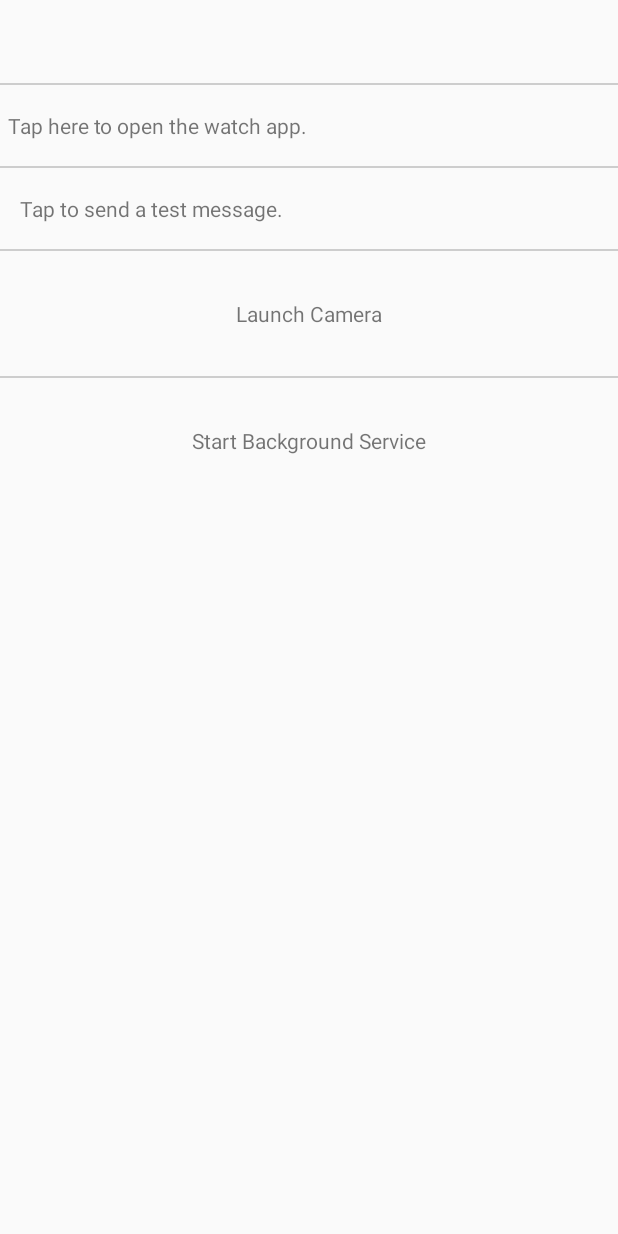
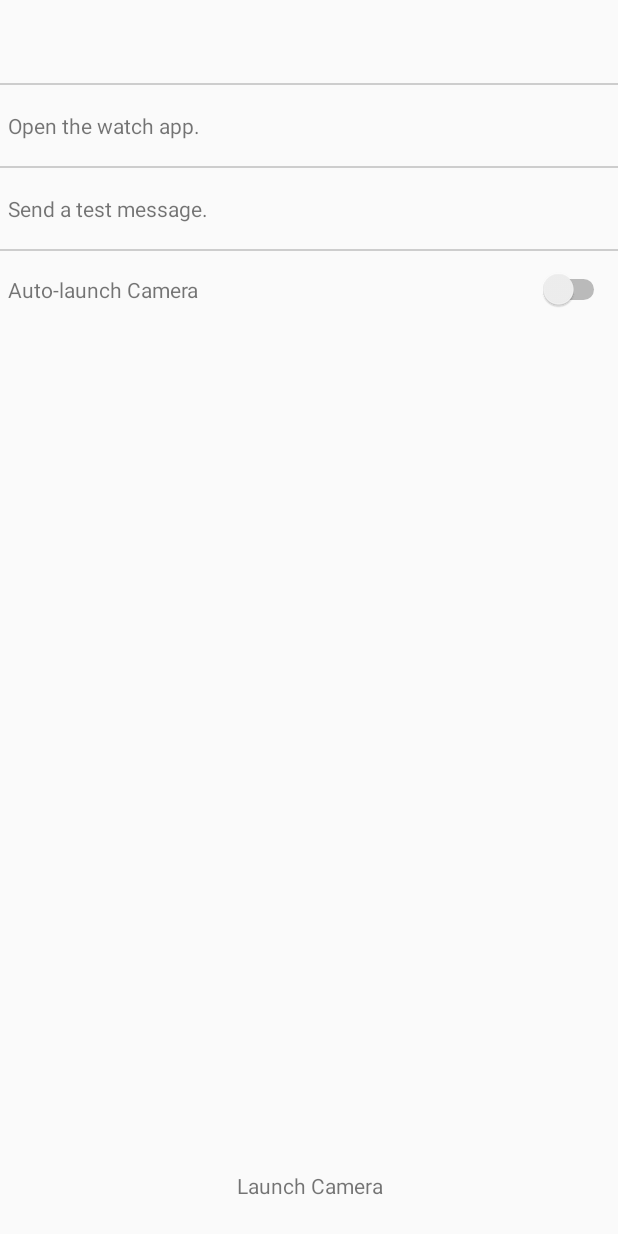
Before and after one commit to Caleb-Seely/GarminRemoteV2, an Android app: the DeviceActivity screen opened directly, with no data from a screen before it, on a phone screen of 412 x 824 dp. Run offline under Robolectric (Android 15) with nearby library versions, the phone set to English and light mode, and no system bars; 8 statements that could not run were skipped.

Commit message:
Layout update
Added camera auto launch preference

```diff
--- a/Comm Android/app/src/main/java/com/garmin/android/apps/camera/click/comm/activities/DeviceActivity.kt
+++ b/Comm Android/app/src/main/java/com/garmin/android/apps/camera/click/comm/activities/DeviceActivity.kt
@@ -9,6 +9,7 @@ import android.app.Activity
 import android.app.AlertDialog
 import android.content.Context
 import android.content.Intent
+import android.content.SharedPreferences
 import android.content.pm.PackageManager
 import android.os.Build
 import android.os.Bundle
@@ -16,6 +17,7 @@ import android.os.Parcelable
 import android.util.Log
 import android.widget.TextView
 import android.widget.Toast
+import android.widget.Switch
 import androidx.core.app.ActivityCompat
 import androidx.core.content.ContextCompat
 import com.garmin.android.apps.camera.click.comm.R
@@ -33,6 +35,8 @@ private const val TAG = "DeviceActivity"
 private const val EXTRA_IQ_DEVICE = "IQDevice"
 private const val COMM_WATCH_ID = "a3421feed289106a538cb9547ab12095"
 private const val NOTIFICATION_PERMISSION_REQUEST_CODE = 123
+private const val PREFS_NAME = "CameraClickPrefs"
+private const val KEY_AUTO_LAUNCH_CAMERA = "auto_launch_camera"
 
 /**
  * Activity that handles communication with a specific Garmin device.
@@ -60,11 +64,13 @@ class DeviceActivity : Activity() {
     private var deviceStatusView: TextView? = null
     private var openAppButtonView: TextView? = null
     private var serviceToggleView: TextView? = null
+    private var autoLaunchSwitch: Switch? = null
     private var isServiceRunning = false
 
     private val connectIQ: ConnectIQ = ConnectIQ.getInstance()
     private lateinit var device: IQDevice
     private lateinit var myApp: IQApp
+    private lateinit var prefs: SharedPreferences
 
     private var appIsOpen = false
 
@@ -92,6 +98,8 @@ class DeviceActivity : Activity() {
         super.onCreate(savedInstanceState)
         setContentView(R.layout.activity_device)
 
+        prefs = getSharedPreferences(PREFS_NAME, Context.MODE_PRIVATE)
+
         device = intent.getParcelableExtra<Parcelable>(EXTRA_IQ_DEVICE) as IQDevice
         myApp = IQApp(COMM_WATCH_ID)
         appIsOpen = false
@@ -99,11 +107,17 @@ class DeviceActivity : Activity() {
         val deviceNameView = findViewById<TextView>(R.id.devicename)
         deviceStatusView = findViewById(R.id.devicestatus)
         openAppButtonView = findViewById(R.id.openapp)
-        serviceToggleView = findViewById(R.id.service_toggle)
+        autoLaunchSwitch = findViewById(R.id.auto_launch_switch)
 
         deviceNameView?.text = device.friendlyName
         deviceStatusView?.text = device.status?.name
         openAppButtonView?.setOnClickListener { openMyApp() }
+
+        // Initialize auto-launch switch state
+        autoLaunchSwitch?.isChecked = prefs.getBoolean(KEY_AUTO_LAUNCH_CAMERA, false)
+        autoLaunchSwitch?.setOnCheckedChangeListener { _, isChecked ->
+            prefs.edit().putBoolean(KEY_AUTO_LAUNCH_CAMERA, isChecked).apply()
+        }
 
         // Add click listener for the tap to send button
         findViewById<TextView>(R.id.taptosend)?.setOnClickListener {
@@ -301,6 +315,11 @@ class DeviceActivity : Activity() {
             connectIQ.sendMessage(device, myApp, message) { _, _, status ->
                 Log.d(TAG, "Message send status: ${status.name}")
                 Toast.makeText(this@DeviceActivity, status.name, Toast.LENGTH_SHORT).show()
+
+                // Auto-launch camera if enabled
+                if (prefs.getBoolean(KEY_AUTO_LAUNCH_CAMERA, false)) {
+                    CameraUtils.launchCamera(this@DeviceActivity)
+                }
             }
         } catch (e: InvalidStateException) {
             Log.e(TAG, "Error sending message", e)
--- a/Comm Android/app/src/main/res/layout/activity_device.xml
+++ b/Comm Android/app/src/main/res/layout/activity_device.xml
@@ -75,8 +75,6 @@ Individual device information and tests screen
         android:focusable="true"
         android:gravity="center_vertical"
         android:minHeight="43dp"
-        android:paddingStart="8dp"
-        android:paddingEnd="8dp"
         android:text="@string/tap_to_send"
         app:layout_constraintTop_toBottomOf="@id/dividerB" />
 
@@ -88,43 +86,38 @@ Individual device information and tests screen
         android:background="#cdcdcd"
         app:layout_constraintTop_toBottomOf="@id/taptosend" />
 
+    <!-- Auto Launch Camera Switch -->
+    <TextView
+        android:id="@+id/auto_launch_label"
+        android:layout_width="wrap_content"
+        android:layout_height="wrap_content"
+        android:text="@string/auto_launch_camera"
+        android:layout_marginStart="5dp"
+        android:layout_marginTop="16dp"
+        app:layout_constraintTop_toBottomOf="@id/dividerC"
+        app:layout_constraintStart_toStartOf="parent" />
+
+    <Switch
+        android:id="@+id/auto_launch_switch"
+        android:layout_width="wrap_content"
+        android:layout_height="wrap_content"
+        android:layout_marginEnd="5dp"
+        app:layout_constraintTop_toTopOf="@id/auto_launch_label"
+        app:layout_constraintBottom_toBottomOf="@id/auto_launch_label"
+        app:layout_constraintEnd_toEndOf="parent" />
+
     <!-- Camera Button Section -->
     <TextView
         android:id="@+id/camera_button"
-        android:layout_width="wrap_content"
+        android:layout_width="match_parent"
         android:layout_height="wrap_content"
-        android:text="Launch Camera"
+        android:text="@string/launch_camera"
         android:padding="16dp"
         android:background="?android:attr/selectableItemBackground"
         android:clickable="true"
         android:focusable="true"
-        app:layout_constraintTop_toBottomOf="@id/dividerC"
-        app:layout_constraintStart_toStartOf="parent"
-        app:layout_constraintEnd_toEndOf="parent"
-        android:layout_marginTop="16dp" />
-
-    <View
-        android:id="@+id/dividerD"
-        android:layout_width="match_parent"
-        android:layout_height="1dp"
-        android:layout_marginTop="16dp"
-        android:background="#cdcdcd"
-        app:layout_constraintTop_toBottomOf="@id/camera_button" />
-
-    <!-- Service Toggle Section -->
-    <TextView
-        android:id="@+id/service_toggle"
-        android:layout_width="wrap_content"
-        android:layout_height="wrap_content"
-        android:text="Stop Background Service"
-        android:padding="16dp"
-        android:background="?android:attr/selectableItemBackground"
-        android:clickable="true"
-        android:focusable="true"
-        android:layout_marginTop="16dp"
-        app:layout_constraintTop_toBottomOf="@id/dividerD"
-        app:layout_constraintStart_toStartOf="parent"
-        app:layout_constraintEnd_toEndOf="parent" />
+        android:gravity="center"
+        app:layout_constraintBottom_toBottomOf="parent" />
 
     <!-- Empty view for fallback -->
     <TextView
@@ -134,7 +127,7 @@ Individual device information and tests screen
         app:layout_constraintBottom_toBottomOf="parent"
         app:layout_constraintEnd_toEndOf="parent"
         app:layout_constraintStart_toStartOf="parent"
-        app:layout_constraintTop_toBottomOf="@id/service_toggle"
+        app:layout_constraintTop_toTopOf="parent"
         app:layout_constraintVertical_bias="0.5" />
 
 </androidx.constraintlayout.widget.ConstraintLayout>
--- a/Comm Android/app/src/main/res/values/strings.xml
+++ b/Comm Android/app/src/main/res/values/strings.xml
@@ -8,10 +8,10 @@
     <string name="app_name">CameraClick</string>
 
     <string name="load_devices">Reload Devices</string>
-    <string name="initialization_error">Failed to initalize the SDK.\n</string>
-    <string name="service_unavailable">The ConnectIQ service is unavailabe.</string>
-    <string name="tap_to_send">Tap to send a test message.</string>
-    <string name="open_app_open">Tap here to open the watch app.</string>
+    <string name="initialization_error">Failed to initialize the SDK.\n</string>
+    <string name="service_unavailable">The ConnectIQ service is unavailable.</string>
+    <string name="tap_to_send">Send a test message.</string>
+    <string name="open_app_open">Open the watch app.</string>
 
     <string name="open_app_already_open">The Garmin app is already open on the device.</string>
     <string name="received_message">Received message from device.</string>
@@ -28,4 +28,8 @@
     <string name="start_background_service">Start Background Service</string>
     <string name="stop_background_service">Stop Background Service</string>
 
+    <string name="auto_launch_camera">Auto-launch Camera</string>
+    <string name="no_devices">No devices found</string>
+    <string name="launch_camera">Launch Camera</string>
+
 </resources>
```
Also changed, not shown: Comm Android/app/src/main/java/com/garmin/android/apps/camera/click/comm/activities/MainActivity.kt (+46 -37 lines).
